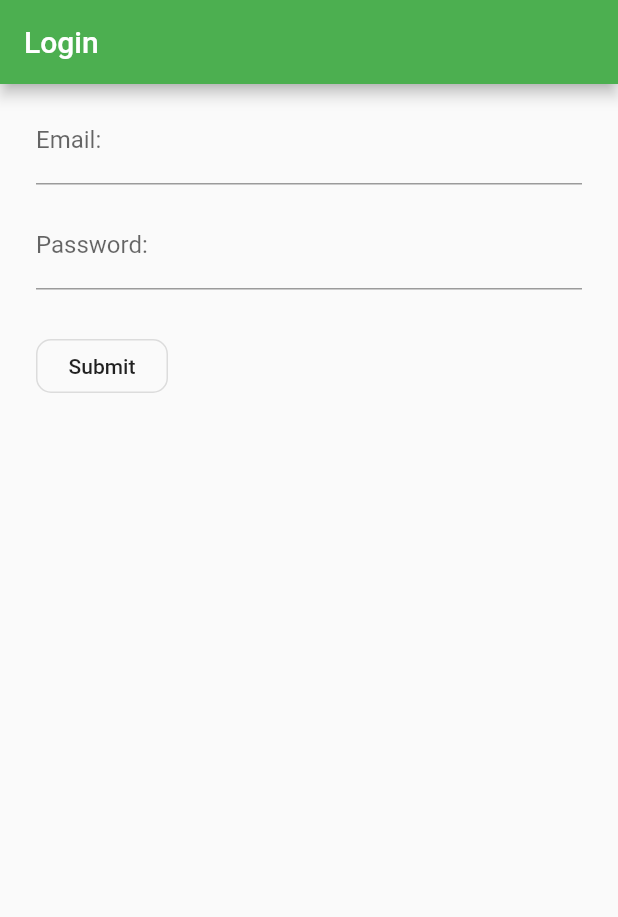
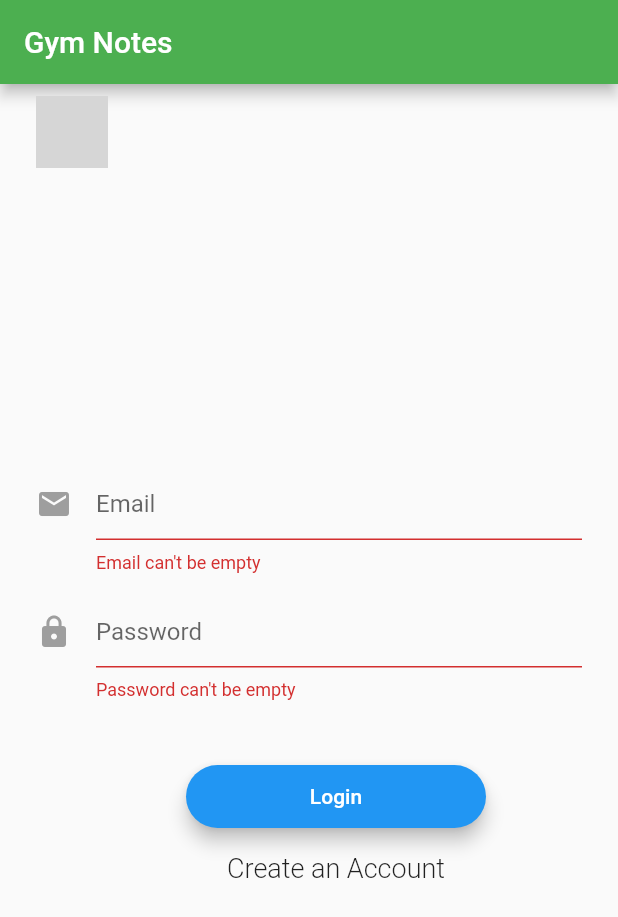
Before and after one commit to awaris123/gym-notes, a Flutter app: the screen it shows after launch, after a tap on "Login", on a phone screen of 412 x 824 dp. Shown: the top 917 px of the screen. Run offline on Flutter 3.47's test engine with Material 2 defaults, Android fonts, the phone set to English and light mode, and no system bars; grey boxes are pictures that could not be loaded.

Commit message:
Start up is now sign in with create account link

```diff
--- a/mobile/lib/login.dart
+++ /dev/null
@@ -1,102 +0,0 @@
-import 'package:flutter/material.dart';
-
-
-class Entrance extends StatelessWidget {
-  // This widget is the root of your application.
-  @override
-  Widget build(BuildContext context) {
-    return MaterialApp(
-      title: 'Gym Notes',
-      theme: ThemeData(
-        primarySwatch: Colors.green,
-      ),
-      home: Scaffold(
-        appBar: AppBar(
-          title: Text("Login"),
-        ),
-          body: Center(child: Login(),
-        )
-      ),
-    );
-  }
-}
-
-// Define a custom Form widget.
-class Login extends StatefulWidget {
-  @override
-  LoginFormState createState() {
-    return LoginFormState();
-  }
-}
-
-class LoginFormState extends State<Login> {
-
-  final _formKey = GlobalKey<FormState>();
-  final double fieldSpace = 11;
-  @override
-  Widget build(BuildContext context) {
-    // Build a Form widget using the _formKey created above.
-    return Padding(
-      padding: const EdgeInsets.symmetric(vertical: 8.0, horizontal: 24.0),
-      child:Column(
-        children:<Widget>[
-      Form(
-
-      key: _formKey,
-      child: Column(
-        crossAxisAlignment: CrossAxisAlignment.start,
-
-        children: <Widget>[
-          Padding(
-            padding:EdgeInsets.fromLTRB(0,0,0,fieldSpace),
-            child:TextFormField(
-              decoration: InputDecoration(labelText: 'Email: '),
-              validator: (value) {
-                if (value.isEmpty) {
-                  return 'Enter some text';
-                }
-                return null;
-                },
-              )
-          ),
-
-          Padding(
-            padding:EdgeInsets.fromLTRB(0,0,0,fieldSpace),
-            child:TextFormField(
-              decoration: InputDecoration(labelText: 'Password: '),
-              validator: (value) {
-                if (value.isEmpty) {
-                  return 'Enter some text';
-                }
-
-                return null;
-                },
-              )
-          ),
-
-
-            Padding(
-              padding: const EdgeInsets.symmetric(vertical: 16.0),
-              child: OutlineButton(
-                shape:RoundedRectangleBorder(borderRadius: BorderRadius.circular(10)),
-                color: Colors.white,
-                onPressed: () {
-                // Validate returns true if the form is valid, or false
-                // otherwise.
-                  if (_formKey.currentState.validate()) {
-                  // If the form is valid, display a Snackbar.
-                    Scaffold.of(context)
-                      .showSnackBar(SnackBar(content: Text('Processing Data')));
-                  }
-                },
-              child: Text('Submit'),
-              )
-            )
-        ],
-      ),
-          )
-        ]
-      )
-    );
-  }
-}
--- a/mobile/lib/main.dart
+++ b/mobile/lib/main.dart
@@ -1,6 +1,5 @@
 import 'package:flutter/material.dart';
-import 'package:gym_notes/login.dart';
-import 'register.dart';
+import 'package:gym_notes/start_up.dart';
 
 void main() => runApp(MyApp());
 
@@ -17,47 +16,9 @@ class MyApp extends StatelessWidget {
         appBar: AppBar(
           title: Text("Gym Notes"),
         ),
-          body: Center(child: StartUp(),
+          body: Center(child: Login(),
         )
       ),
     );
   }
 }
-
-class StartUp extends StatelessWidget{
-
-  @override
-  Widget build (BuildContext context){
-    return Center(
-      child:Column(
-        mainAxisAlignment: MainAxisAlignment.center,
-        children: <Widget>[
-          const SizedBox(height: 30),
-          OutlineButton(
-            shape:RoundedRectangleBorder(borderRadius: BorderRadius.circular(10)),
-            color: Colors.white,
-            onPressed: () {
-              Navigator.push(
-                context,
-                MaterialPageRoute(builder: (context) => Registration()),
-                );
-            },
-            child: const Text('Sign Up', style: TextStyle(fontSize: 20)),
-          ),
-          const SizedBox(height:30),
-          OutlineButton(
-            shape:RoundedRectangleBorder(borderRadius: BorderRadius.circular(10)),
-            color: Colors.white,
-            onPressed: () {
-              Navigator.push(
-                context,
-                MaterialPageRoute(builder: (context) => Entrance()),
-                );
-            },
-            child: const Text('Login', style: TextStyle(fontSize:20))
-            ),
-        ],
-      )
-    );
-  }
-}
--- /dev/null
+++ b/mobile/lib/start_up.dart
@@ -0,0 +1,132 @@
+import 'package:flutter/material.dart';
+import 'package:gym_notes/register.dart';
+
+// Define a custom Form widget.
+class Login extends StatefulWidget {
+  @override
+  LoginFormState createState() {
+    return LoginFormState();
+  }
+}
+
+class LoginFormState extends State<Login> {
+
+  final _formKey = GlobalKey<FormState>();
+  final double fieldSpace = 11;
+  @override
+  Widget build(BuildContext context) {
+    // Build a Form widget using the _formKey created above.
+    return Padding(
+      padding: const EdgeInsets.symmetric(vertical: 8.0, horizontal: 24.0),
+      child:Column(
+        children:<Widget>[
+      Form(
+
+      key: _formKey,
+      child: Column(
+        crossAxisAlignment: CrossAxisAlignment.start,
+
+        children: <Widget>[
+          new ShowLogo(),
+          _emailInput(),
+          _pwInput(),
+          Padding(
+            padding: EdgeInsets.fromLTRB(100, 40.0, 0.0, 0.0),
+            child:
+            Column(
+              children: <Widget>[
+                new MaterialButton(
+                  elevation: 5.0,
+                  minWidth: 200.0,
+                  height: 42.0,
+                  shape:RoundedRectangleBorder(borderRadius: BorderRadius.circular(100)),
+                  color: Colors.blue,
+                  onPressed: () {
+                    // Validate returns true if the form is valid, or false
+                    // otherwise.
+                  if (_formKey.currentState.validate()) {
+                      // If the form is valid, display a Snackbar.
+                    Scaffold.of(context)
+                      .showSnackBar(SnackBar(content: Text('Processing Data')));
+                  }
+                },
+              child:
+                Text('Login',
+                      style:
+                        TextStyle(
+                          color:Colors.white
+                        )
+                      ),
+              ),
+            FlatButton(
+              child:
+                new Text('Create an Account',
+                  style: new TextStyle(
+                    fontSize: 18.0,
+                    fontWeight: FontWeight.w300
+                  )
+                ),
+                onPressed: (){
+                  Navigator.push(
+                  context,
+                  MaterialPageRoute(builder: (context) => Registration()),
+                  );
+                }
+              )
+            ]
+          )
+
+            ),
+        ],
+        ),
+      )
+    ]
+  )
+  );
+  }
+}
+
+class ShowLogo extends StatelessWidget {
+  @override
+  Widget build (BuildContext context) {
+    var assetsImage = new AssetImage('assets/logo.png');
+    var image = new Image(image:assetsImage, width: 48.0, height: 48.0);
+    return Container(
+      child:image
+    );
+  }
+}
+Widget _emailInput() {
+  return Padding(
+    padding: const EdgeInsets.fromLTRB(0.0, 200, 0.0, 0.0),
+    child: new TextFormField(
+      maxLines: 1,
+      keyboardType: TextInputType.emailAddress,
+      autofocus: false,
+      decoration: new InputDecoration(
+          hintText: 'Email',
+          icon: new Icon(
+            Icons.mail,
+            color: Colors.grey,
+          )),
+      validator: (value) => value.isEmpty ? 'Email can\'t be empty' : null
+    ),
+  );
+}
+
+Widget _pwInput() {
+  return Padding(
+    padding: const EdgeInsets.fromLTRB(0.0, 15.0, 0.0, 0.0),
+    child: new TextFormField(
+      maxLines: 1,
+      autofocus: false,
+      decoration: new InputDecoration(
+          hintText: 'Password',
+          icon: new Icon(
+            Icons.lock,
+            color: Colors.grey,
+          )),
+      validator: (value) => value.isEmpty ? 'Password can\'t be empty' : null
+    ),
+  );
+}
--- a/mobile/pubspec.yaml
+++ b/mobile/pubspec.yaml
@@ -42,9 +42,8 @@ flutter:
   uses-material-design: true
 
   # To add assets to your application, add an assets section, like this:
-  # assets:
-  #  - images/a_dot_burr.jpeg
-  #  - images/a_dot_ham.jpeg
+assets:
+  - assets/logo.png
 
   # An image asset can refer to one or more resolution-specific "variants", see
   # https://flutter.dev/assets-and-images/#resolution-aware.
```
Also changed, not shown: mobile/assets/logo.png (added), mobile/pubspec.lock.
